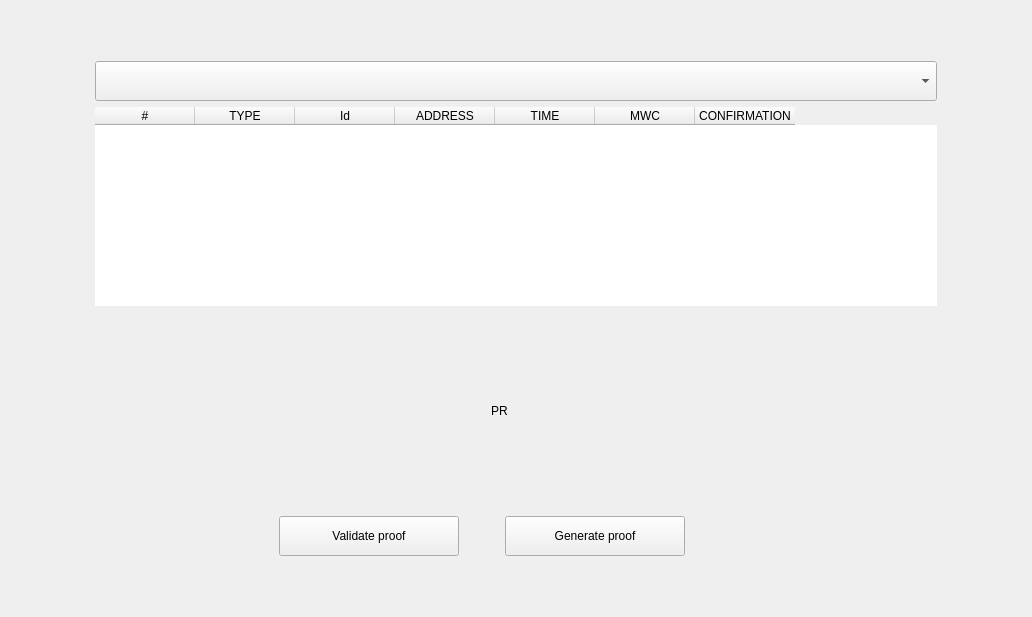
This is windows/e_transactions.ui in 0xkobe/mwc-wallet as Qt 5 draws it before an edit. The edited form follows.
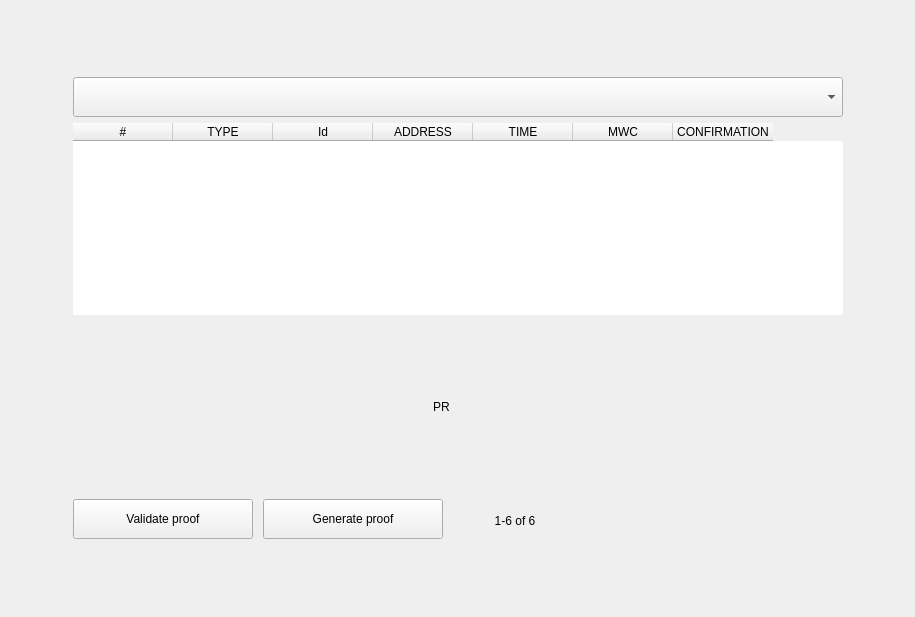
This is the edited form. Icons and pictures are not drawn. Custom widgets are drawn as their Qt base class.

Commit message: Paging for transactions and outputs. Balance update when slate was recieved. Update icon

The edit to the form file:
```diff
--- a/windows/e_transactions.ui
+++ b/windows/e_transactions.ui
@@ -6,14 +6,14 @@
    <rect>
     <x>0</x>
     <y>0</y>
-    <width>1032</width>
+    <width>915</width>
     <height>617</height>
    </rect>
   </property>
   <property name="windowTitle">
    <string>Form</string>
   </property>
-  <layout class="QVBoxLayout" name="verticalLayout_4" stretch="1,10,1">
+  <layout class="QVBoxLayout" name="verticalLayout" stretch="1,7,1">
    <item>
     <spacer name="verticalSpacer">
      <property name="orientation">
@@ -228,26 +228,13 @@
         </widget>
        </item>
        <item>
-        <layout class="QHBoxLayout" name="horizontalLayout" stretch="4,0,1,0,2,0,0,0,0">
+        <layout class="QHBoxLayout" name="horizontalLayout" stretch="0,1,0,2,0,0,0,0,0">
          <property name="spacing">
-          <number>0</number>
+          <number>10</number>
          </property>
          <property name="topMargin">
           <number>0</number>
          </property>
-         <item>
-          <spacer name="horizontalSpacer">
-           <property name="orientation">
-            <enum>Qt::Horizontal</enum>
-           </property>
-           <property name="sizeHint" stdset="0">
-            <size>
-             <width>40</width>
-             <height>20</height>
-            </size>
-           </property>
-          </spacer>
-         </item>
          <item>
           <widget class="control::MwcPushButtonNormal" name="validateProofButton">
            <property name="minimumSize">
@@ -336,17 +323,167 @@
            </property>
           </spacer>
          </item>
+         <item>
+          <widget class="QFrame" name="pageFrame">
+           <property name="sizePolicy">
+            <sizepolicy hsizetype="Fixed" vsizetype="Fixed">
+             <horstretch>0</horstretch>
+             <verstretch>0</verstretch>
+            </sizepolicy>
+           </property>
+           <property name="minimumSize">
+            <size>
+             <width>230</width>
+             <height>42</height>
+            </size>
+           </property>
+           <property name="maximumSize">
+            <size>
+             <width>230</width>
+             <height>42</height>
+            </size>
+           </property>
+           <property name="frameShape">
+            <enum>QFrame::NoFrame</enum>
+           </property>
+           <property name="frameShadow">
+            <enum>QFrame::Raised</enum>
+           </property>
+           <widget class="control::MwcLabelNormal" name="pageLabel">
+            <property name="geometry">
+             <rect>
+              <x>0</x>
+              <y>6</y>
+              <width>124</width>
+              <height>34</height>
+             </rect>
+            </property>
+            <property name="text">
+             <string>1-6 of 6</string>
+            </property>
+            <property name="alignment">
+             <set>Qt::AlignCenter</set>
+            </property>
+           </widget>
+           <widget class="QPushButton" name="nextBtn">
+            <property name="geometry">
+             <rect>
+              <x>138</x>
+              <y>0</y>
+              <width>40</width>
+              <height>40</height>
+             </rect>
+            </property>
+            <property name="minimumSize">
+             <size>
+              <width>40</width>
+              <height>40</height>
+             </size>
+            </property>
+            <property name="maximumSize">
+             <size>
+              <width>40</width>
+              <height>40</height>
+             </size>
+            </property>
+            <property name="cursor">
+             <cursorShape>PointingHandCursor</cursorShape>
+            </property>
+            <property name="focusPolicy">
+             <enum>Qt::NoFocus</enum>
+            </property>
+            <property name="toolTip">
+             <string>Cancel the specified transaction</string>
+            </property>
+            <property name="styleSheet">
+             <string notr="true">border:none</string>
+            </property>
+            <property name="text">
+             <string/>
+            </property>
+            <property name="icon">
+             <iconset resource="../resources.qrc">
+              <normaloff>:/img/Left.png</normaloff>:/img/Left.png</iconset>
+            </property>
+            <property name="iconSize">
+             <size>
+              <width>40</width>
+              <height>40</height>
+             </size>
+            </property>
+            <property name="autoDefault">
+             <bool>false</bool>
+            </property>
+            <property name="flat">
+             <bool>true</bool>
+            </property>
+           </widget>
+           <widget class="QPushButton" name="prevBtn">
+            <property name="geometry">
+             <rect>
+              <x>186</x>
+              <y>0</y>
+              <width>40</width>
+              <height>40</height>
+             </rect>
+            </property>
+            <property name="minimumSize">
+             <size>
+              <width>40</width>
+              <height>40</height>
+             </size>
+            </property>
+            <property name="maximumSize">
+             <size>
+              <width>40</width>
+              <height>40</height>
+             </size>
+            </property>
+            <property name="cursor">
+             <cursorShape>PointingHandCursor</cursorShape>
+            </property>
+            <property name="focusPolicy">
+             <enum>Qt::NoFocus</enum>
+            </property>
+            <property name="toolTip">
+             <string>Cancel the specified transaction</string>
+            </property>
+            <property name="styleSheet">
+             <string notr="true">border:none</string>
+            </property>
+            <property name="text">
+             <string/>
+            </property>
+            <property name="icon">
+             <iconset resource="../resources.qrc">
+              <normaloff>:/img/Right.png</normaloff>:/img/Right.png</iconset>
+            </property>
+            <property name="iconSize">
+             <size>
+              <width>40</width>
+              <height>40</height>
+             </size>
+            </property>
+            <property name="autoDefault">
+             <bool>false</bool>
+            </property>
+            <property name="flat">
+             <bool>true</bool>
+            </property>
+           </widget>
+          </widget>
+         </item>
          <item>
           <widget class="QFrame" name="spacer_4">
            <property name="minimumSize">
             <size>
-             <width>40</width>
+             <width>20</width>
              <height>10</height>
             </size>
            </property>
            <property name="maximumSize">
             <size>
-             <width>40</width>
+             <width>20</width>
              <height>10</height>
             </size>
            </property>
@@ -409,13 +546,13 @@
           <widget class="QFrame" name="spacer">
            <property name="minimumSize">
             <size>
-             <width>40</width>
+             <width>20</width>
              <height>10</height>
             </size>
            </property>
            <property name="maximumSize">
             <size>
-             <width>40</width>
+             <width>20</width>
              <height>10</height>
             </size>
            </property>
@@ -565,11 +702,6 @@
   </layout>
  </widget>
  <customwidgets>
-  <customwidget>
-   <class>control::MwcPushButtonNormal</class>
-   <extends>QPushButton</extends>
-   <header>control/MwcPushButton.h</header>
-  </customwidget>
   <customwidget>
    <class>control::MwcLabelProgress</class>
    <extends>QLabel</extends>
@@ -580,6 +712,16 @@
    <extends>QTableWidget</extends>
    <header>control/listwithcolumns.h</header>
   </customwidget>
+  <customwidget>
+   <class>control::MwcPushButtonNormal</class>
+   <extends>QPushButton</extends>
+   <header>control/MwcPushButton.h</header>
+  </customwidget>
+  <customwidget>
+   <class>control::MwcLabelNormal</class>
+   <extends>QLabel</extends>
+   <header>control/MwcLabel.h</header>
+  </customwidget>
  </customwidgets>
  <resources>
   <include location="../resources.qrc"/>
```
Left out of the diff: 56 changed lines with no effect on the pictures. The commit also changes 31 other files.
